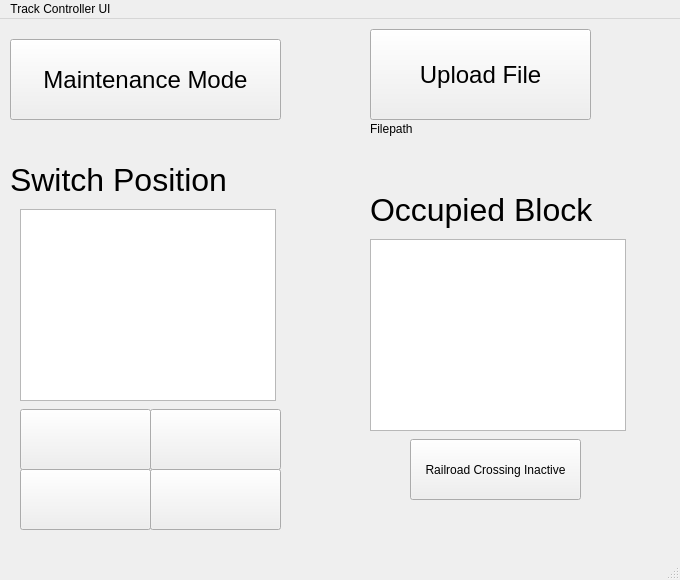
LucasZ99/ECE1140SystemsEngineeringProject, file Track_Controller_SW/TrackController.ui: the form before one commit.
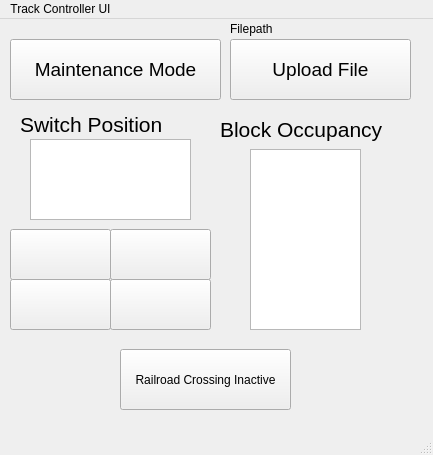
The form after the commit.

```diff
--- a/Track_Controller_SW/TrackController.ui
+++ b/Track_Controller_SW/TrackController.ui
@@ -6,14 +6,14 @@
    <rect>
     <x>0</x>
     <y>0</y>
-    <width>680</width>
-    <height>580</height>
+    <width>433</width>
+    <height>455</height>
    </rect>
   </property>
   <property name="minimumSize">
    <size>
-    <width>680</width>
-    <height>580</height>
+    <width>433</width>
+    <height>455</height>
    </size>
   </property>
   <property name="windowTitle">
@@ -25,19 +25,19 @@
      <rect>
       <x>10</x>
       <y>20</y>
-      <width>271</width>
-      <height>81</height>
+      <width>211</width>
+      <height>61</height>
      </rect>
     </property>
     <property name="minimumSize">
      <size>
-      <width>221</width>
-      <height>81</height>
+      <width>0</width>
+      <height>0</height>
      </size>
     </property>
     <property name="font">
      <font>
-      <pointsize>18</pointsize>
+      <pointsize>14</pointsize>
      </font>
     </property>
     <property name="cursor">
@@ -50,10 +50,10 @@
    <widget class="QPushButton" name="browse">
     <property name="geometry">
      <rect>
-      <x>370</x>
-      <y>10</y>
-      <width>221</width>
-      <height>91</height>
+      <x>230</x>
+      <y>20</y>
+      <width>181</width>
+      <height>61</height>
      </rect>
     </property>
     <property name="minimumSize">
@@ -64,7 +64,7 @@
     </property>
     <property name="font">
      <font>
-      <pointsize>18</pointsize>
+      <pointsize>14</pointsize>
      </font>
     </property>
     <property name="cursor">
@@ -77,8 +77,8 @@
    <widget class="QLabel" name="filename">
     <property name="geometry">
      <rect>
-      <x>370</x>
-      <y>100</y>
+      <x>230</x>
+      <y>0</y>
       <width>181</width>
       <height>20</height>
      </rect>
@@ -104,45 +104,45 @@
    <widget class="QLabel" name="occupancy">
     <property name="geometry">
      <rect>
-      <x>370</x>
-      <y>140</y>
-      <width>271</width>
-      <height>101</height>
+      <x>220</x>
+      <y>90</y>
+      <width>201</width>
+      <height>41</height>
      </rect>
     </property>
     <property name="minimumSize">
      <size>
-      <width>271</width>
-      <height>101</height>
+      <width>0</width>
+      <height>0</height>
      </size>
     </property>
     <property name="font">
      <font>
-      <pointsize>24</pointsize>
+      <pointsize>16</pointsize>
      </font>
     </property>
     <property name="text">
-     <string>Occupied Block</string>
+     <string>Block Occupancy</string>
     </property>
    </widget>
    <widget class="QLabel" name="switch_pos">
     <property name="geometry">
      <rect>
-      <x>10</x>
-      <y>110</y>
-      <width>271</width>
-      <height>101</height>
+      <x>20</x>
+      <y>90</y>
+      <width>181</width>
+      <height>31</height>
      </rect>
     </property>
     <property name="minimumSize">
      <size>
-      <width>271</width>
-      <height>101</height>
+      <width>0</width>
+      <height>0</height>
      </size>
     </property>
     <property name="font">
      <font>
-      <pointsize>24</pointsize>
+      <pointsize>16</pointsize>
      </font>
     </property>
     <property name="text">
@@ -152,18 +152,18 @@
    <widget class="QListWidget" name="switch_list_widget">
     <property name="geometry">
      <rect>
-      <x>20</x>
-      <y>190</y>
-      <width>256</width>
-      <height>192</height>
+      <x>30</x>
+      <y>120</y>
+      <width>161</width>
+      <height>81</height>
      </rect>
     </property>
    </widget>
    <widget class="QPushButton" name="rr_crossing_button">
     <property name="geometry">
      <rect>
-      <x>410</x>
-      <y>420</y>
+      <x>120</x>
+      <y>330</y>
       <width>171</width>
       <height>61</height>
      </rect>
@@ -178,10 +178,10 @@
    <widget class="QPushButton" name="light_1_a">
     <property name="geometry">
      <rect>
-      <x>20</x>
-      <y>390</y>
-      <width>131</width>
-      <height>61</height>
+      <x>10</x>
+      <y>210</y>
+      <width>101</width>
+      <height>51</height>
      </rect>
     </property>
     <property name="text">
@@ -191,10 +191,10 @@
    <widget class="QPushButton" name="light_1_b">
     <property name="geometry">
      <rect>
-      <x>150</x>
-      <y>390</y>
-      <width>131</width>
-      <height>61</height>
+      <x>110</x>
+      <y>210</y>
+      <width>101</width>
+      <height>51</height>
      </rect>
     </property>
     <property name="text">
@@ -204,20 +204,20 @@
    <widget class="QListWidget" name="block_number">
     <property name="geometry">
      <rect>
-      <x>370</x>
-      <y>220</y>
-      <width>256</width>
-      <height>192</height>
+      <x>250</x>
+      <y>130</y>
+      <width>111</width>
+      <height>181</height>
      </rect>
     </property>
    </widget>
    <widget class="QPushButton" name="light_2_a">
     <property name="geometry">
      <rect>
-      <x>20</x>
-      <y>450</y>
-      <width>131</width>
-      <height>61</height>
+      <x>10</x>
+      <y>260</y>
+      <width>101</width>
+      <height>51</height>
      </rect>
     </property>
     <property name="text">
@@ -227,10 +227,10 @@
    <widget class="QPushButton" name="light_2_b">
     <property name="geometry">
      <rect>
-      <x>150</x>
-      <y>450</y>
-      <width>131</width>
-      <height>61</height>
+      <x>110</x>
+      <y>260</y>
+      <width>101</width>
+      <height>51</height>
      </rect>
     </property>
     <property name="text">
@@ -243,7 +243,7 @@
     <rect>
      <x>0</x>
      <y>0</y>
-     <width>680</width>
+     <width>433</width>
      <height>26</height>
     </rect>
    </property>
```
